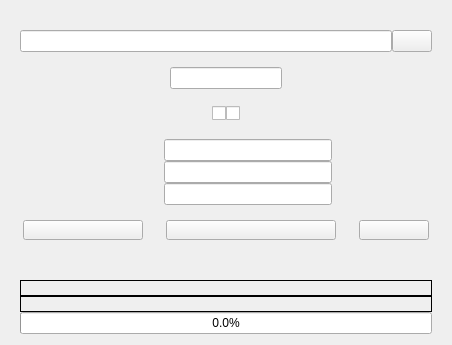
First picture: the form in dialogy/singlevideoet.ui, repository RaphCucul/Image-registration-GUI, before the edit.
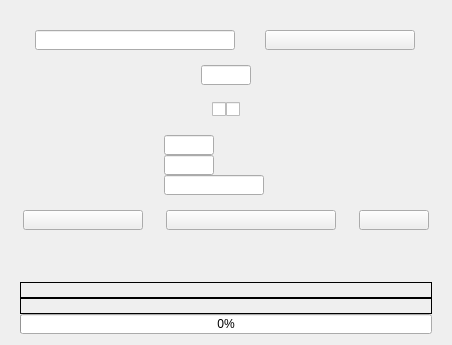
Second picture: the form after the edit.

```diff
--- a/dialogy/singlevideoet.ui
+++ b/dialogy/singlevideoet.ui
@@ -81,6 +81,12 @@
          <verstretch>0</verstretch>
         </sizepolicy>
        </property>
+       <property name="maximumSize">
+        <size>
+         <width>50</width>
+         <height>20</height>
+        </size>
+       </property>
        <property name="placeholderText">
         <string/>
        </property>
@@ -111,6 +117,12 @@
      </item>
      <item>
       <widget class="QLabel" name="analysedVideo_label">
+       <property name="maximumSize">
+        <size>
+         <width>16777215</width>
+         <height>20</height>
+        </size>
+       </property>
        <property name="frameShape">
         <enum>QFrame::Box</enum>
        </property>
@@ -121,6 +133,12 @@
      </item>
      <item>
       <widget class="QLabel" name="actualAlgorithmPart_label">
+       <property name="maximumSize">
+        <size>
+         <width>16777215</width>
+         <height>20</height>
+        </size>
+       </property>
        <property name="frameShape">
         <enum>QFrame::Box</enum>
        </property>
@@ -137,6 +155,12 @@
      </item>
      <item>
       <widget class="QProgressBar" name="computationProgress">
+       <property name="maximumSize">
+        <size>
+         <width>16777215</width>
+         <height>20</height>
+        </size>
+       </property>
        <property name="value">
         <number>0</number>
        </property>
@@ -144,7 +168,7 @@
         <bool>true</bool>
        </property>
        <property name="format">
-        <string>%p.0%</string>
+        <string>%p%</string>
        </property>
       </widget>
      </item>
@@ -152,8 +176,17 @@
    </item>
    <item row="0" column="0" colspan="3">
     <layout class="QHBoxLayout" name="horizontalLayout">
+     <property name="spacing">
+      <number>15</number>
+     </property>
      <item>
       <widget class="QLineEdit" name="chosenVideoLE">
+       <property name="maximumSize">
+        <size>
+         <width>200</width>
+         <height>20</height>
+        </size>
+       </property>
        <property name="maxLength">
         <number>100</number>
        </property>
@@ -167,6 +200,12 @@
      </item>
      <item>
       <widget class="QPushButton" name="chooseVideoPB">
+       <property name="maximumSize">
+        <size>
+         <width>150</width>
+         <height>20</height>
+        </size>
+       </property>
        <property name="styleSheet">
         <string notr="true">QPushButton:pressed {
     border-style: inset;
@@ -299,6 +338,12 @@
          <verstretch>0</verstretch>
         </sizepolicy>
        </property>
+       <property name="maximumSize">
+        <size>
+         <width>50</width>
+         <height>20</height>
+        </size>
+       </property>
       </widget>
      </item>
      <item>
@@ -309,6 +354,12 @@
          <verstretch>0</verstretch>
         </sizepolicy>
        </property>
+       <property name="maximumSize">
+        <size>
+         <width>50</width>
+         <height>20</height>
+        </size>
+       </property>
       </widget>
      </item>
      <item>
@@ -319,6 +370,12 @@
          <verstretch>0</verstretch>
         </sizepolicy>
        </property>
+       <property name="maximumSize">
+        <size>
+         <width>100</width>
+         <height>20</height>
+        </size>
+       </property>
       </widget>
      </item>
     </layout>
```
